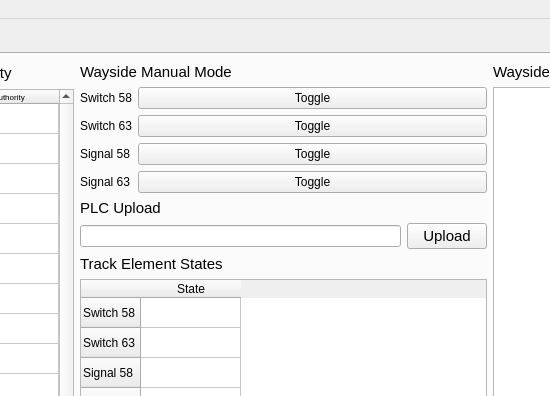
This is Wayside_Controller/Hardware/Frontend/app.ui in ColeMinersUnion/Trains as Qt 5 draws it before an edit; both pictures show x 216 to 766 and y 0 to 396 of the 1135 by 1031 pixel window. The edited form follows.
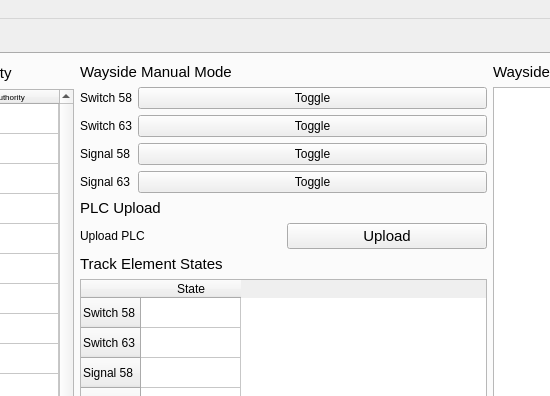
This is the edited form.

Commit message: Changed PLC upload to file input

```diff
--- a/Wayside_Controller/Hardware/Frontend/app.ui
+++ b/Wayside_Controller/Hardware/Frontend/app.ui
@@ -189,7 +189,11 @@
           <item>
            <layout class="QHBoxLayout" name="horizontalLayout">
             <item>
-             <widget class="QLineEdit" name="plc_file_input"/>
+             <widget class="QLabel" name="label">
+              <property name="text">
+               <string>Upload PLC</string>
+              </property>
+             </widget>
             </item>
             <item>
              <widget class="QPushButton" name="plc_upload_button">
```
The commit also changes 3 other files.
